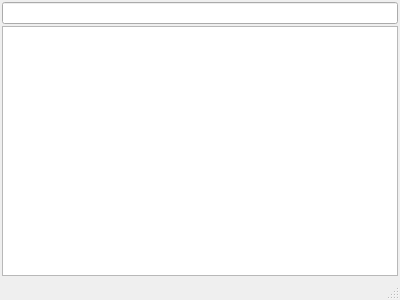
The window that src/MainWindow.ui (przemek83/t9-predictioner) describes before a commit, drawn with Qt 5.
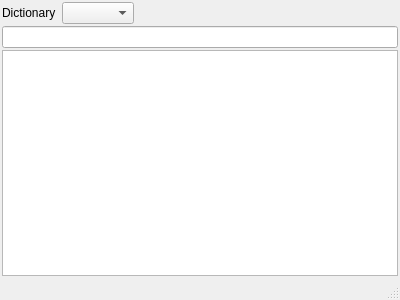
The same window after the commit.

Commit message: Added changes in MainWindow related to choosing dictionary.

```diff
--- a/src/MainWindow.ui
+++ b/src/MainWindow.ui
@@ -22,7 +22,34 @@
      <number>2</number>
     </property>
     <item>
-      <widget class="QLineEdit" name="lineEdit"/>
+     <layout class="QHBoxLayout" name="horizontalLayout">
+      <item>
+       <widget class="QLabel" name="label">
+        <property name="text">
+         <string>Dictionary</string>
+        </property>
+       </widget>
+      </item>
+      <item>
+       <widget class="QComboBox" name="comboBox"/>
+      </item>
+      <item>
+       <spacer name="horizontalSpacer">
+        <property name="orientation">
+         <enum>Qt::Orientation::Horizontal</enum>
+        </property>
+        <property name="sizeHint" stdset="0">
+         <size>
+          <width>40</width>
+          <height>20</height>
+         </size>
+        </property>
+       </spacer>
+      </item>
+     </layout>
+    </item>
+    <item>
+     <widget class="QLineEdit" name="lineEdit"/>
     </item>
     <item>
      <widget class="QTableWidget" name="tableWidget">
```
Left out of the diff: 4 changed lines with no effect on the pictures.
